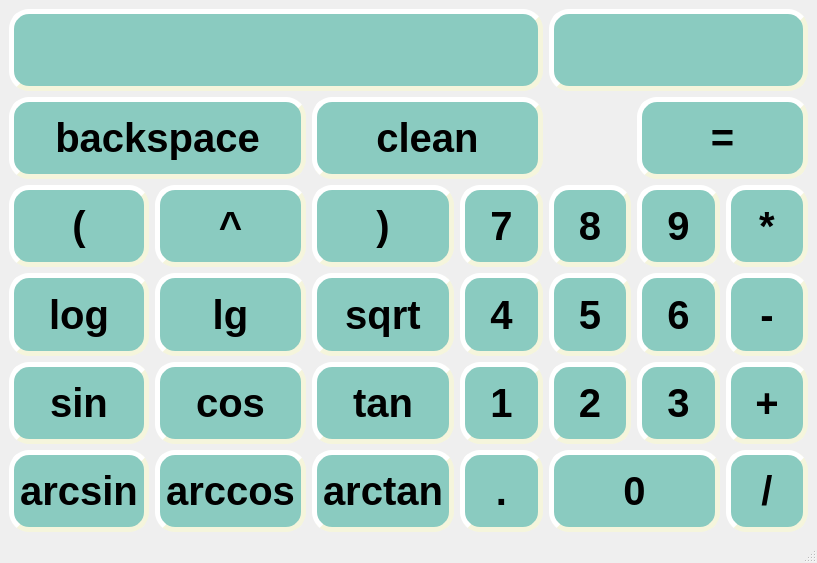
Old version of the form src/untitled/mainwindow.ui in the repository antiloch/SmartCalc.
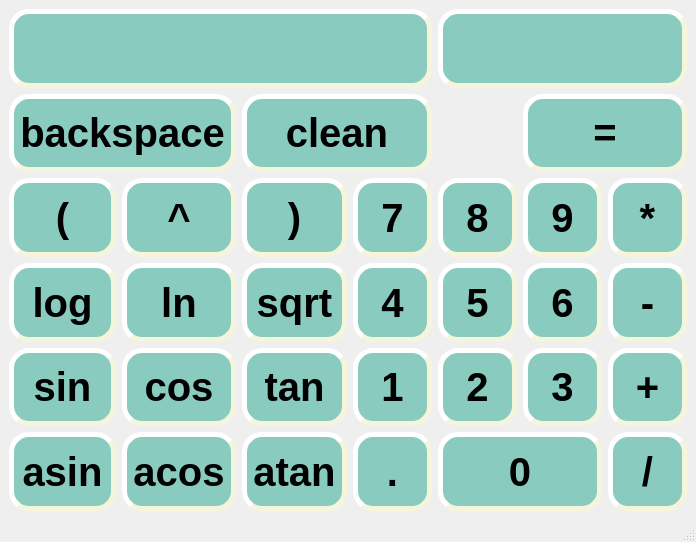
New version of the form.

Diff of the .ui file:
```diff
--- a/src/untitled/mainwindow.ui
+++ b/src/untitled/mainwindow.ui
@@ -6,8 +6,8 @@
    <rect>
     <x>0</x>
     <y>0</y>
-    <width>817</width>
-    <height>563</height>
+    <width>696</width>
+    <height>542</height>
    </rect>
   </property>
   <property name="windowTitle">
@@ -57,7 +57,7 @@
      padding: 6px;</string>
       </property>
       <property name="text">
-       <string>arctan</string>
+       <string>atan</string>
       </property>
      </widget>
     </item>
@@ -448,7 +448,7 @@
      padding: 6px;</string>
       </property>
       <property name="text">
-       <string>lg</string>
+       <string>ln</string>
       </property>
      </widget>
     </item>
@@ -563,7 +563,7 @@
      padding: 6px;</string>
       </property>
       <property name="text">
-       <string>arccos</string>
+       <string>acos</string>
       </property>
      </widget>
     </item>
@@ -632,7 +632,7 @@
      padding: 6px;</string>
       </property>
       <property name="text">
-       <string>arcsin</string>
+       <string>asin</string>
       </property>
      </widget>
     </item>
```
Left out of the diff: 4 changed lines with no effect on the pictures.
